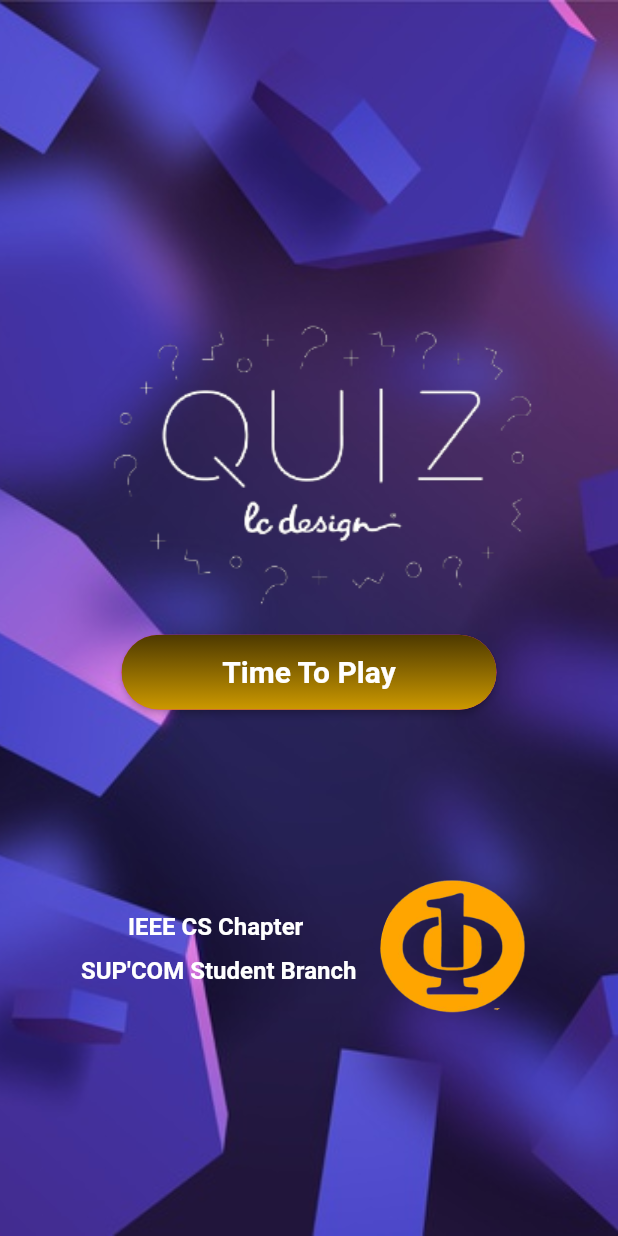
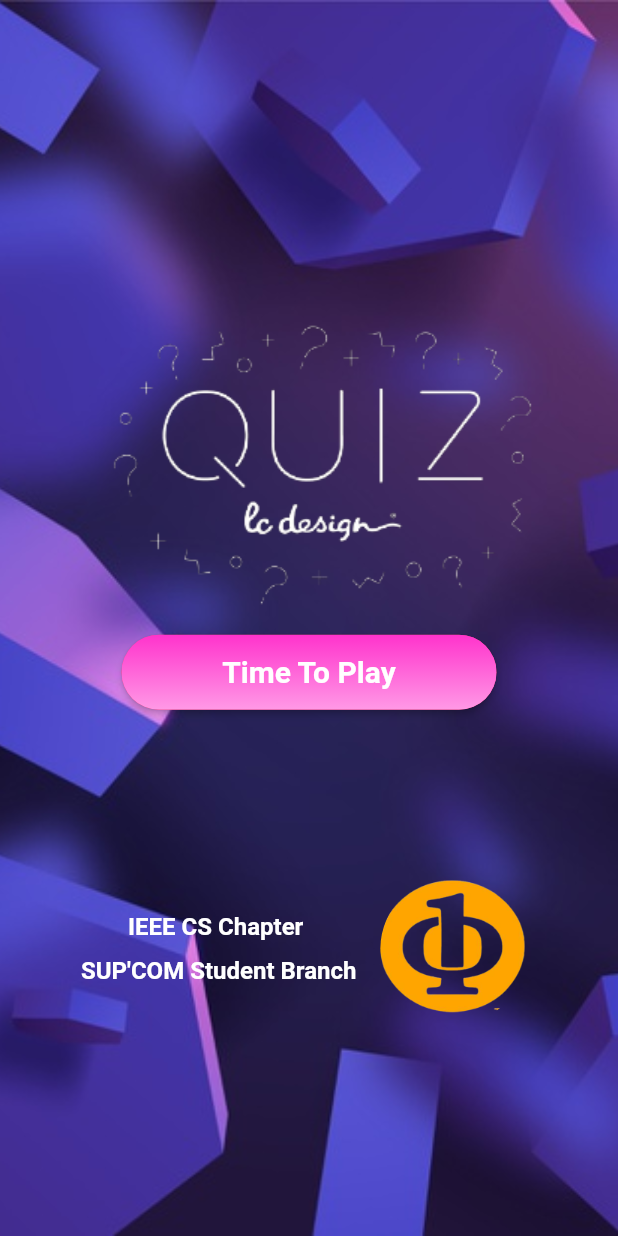
Before and after one commit to fyras19/ieee_cs_quizz_app, a Flutter app: the screen it shows after launch, on a phone screen of 412 x 824 dp. Run offline on Flutter 3.47's test engine with Material 2 defaults, Android fonts, the phone set to English and light mode, and no system bars.

Commit message:
Third Commit

```diff
--- a/lib/screens/Welcome_Page.dart
+++ b/lib/screens/Welcome_Page.dart
@@ -49,7 +49,7 @@ class WelcomePage extends StatelessWidget {
                   child: Ink(
                     decoration: BoxDecoration(
                       gradient: LinearGradient(
-                        colors: [Color.fromRGBO(77, 57, 0, 1), Color.fromRGBO(204, 153, 0, 1)],
+                        colors: [Color.fromRGBO(255, 51, 204, 1), Color.fromRGBO(255, 153, 230, 1)],
                         begin: Alignment.topLeft,
                         end: Alignment.bottomLeft,
                       ),
```
